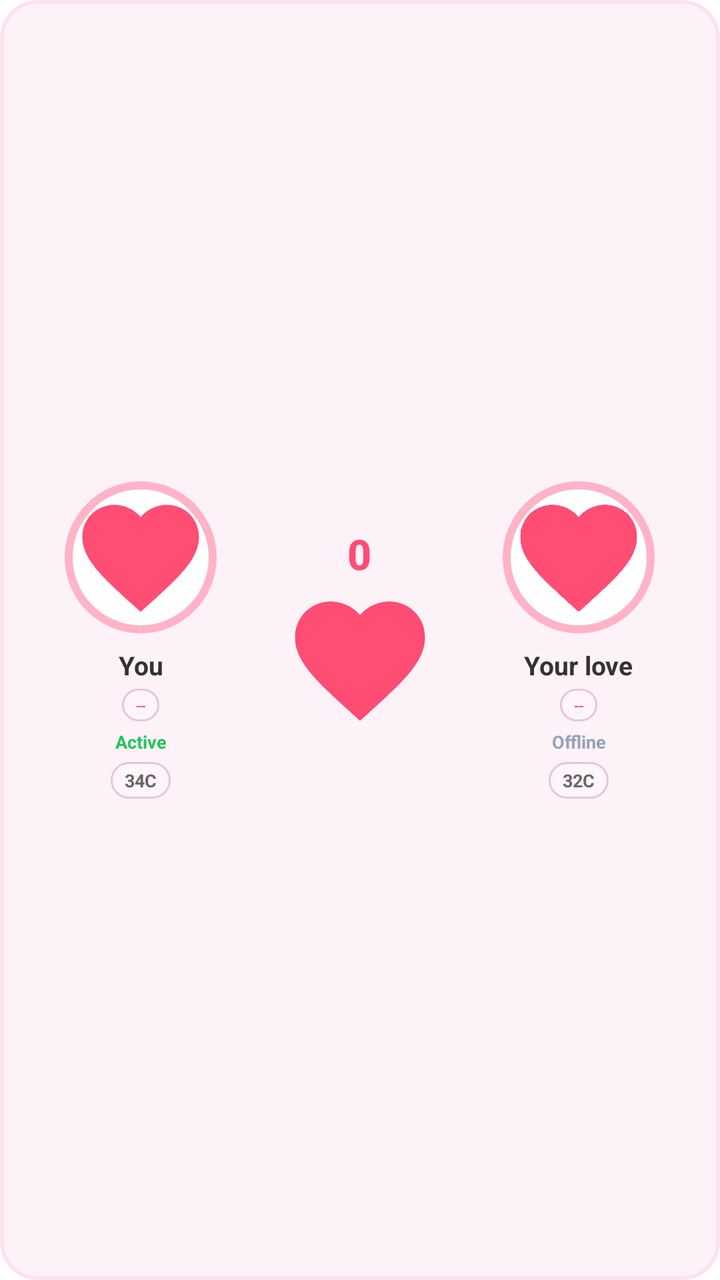
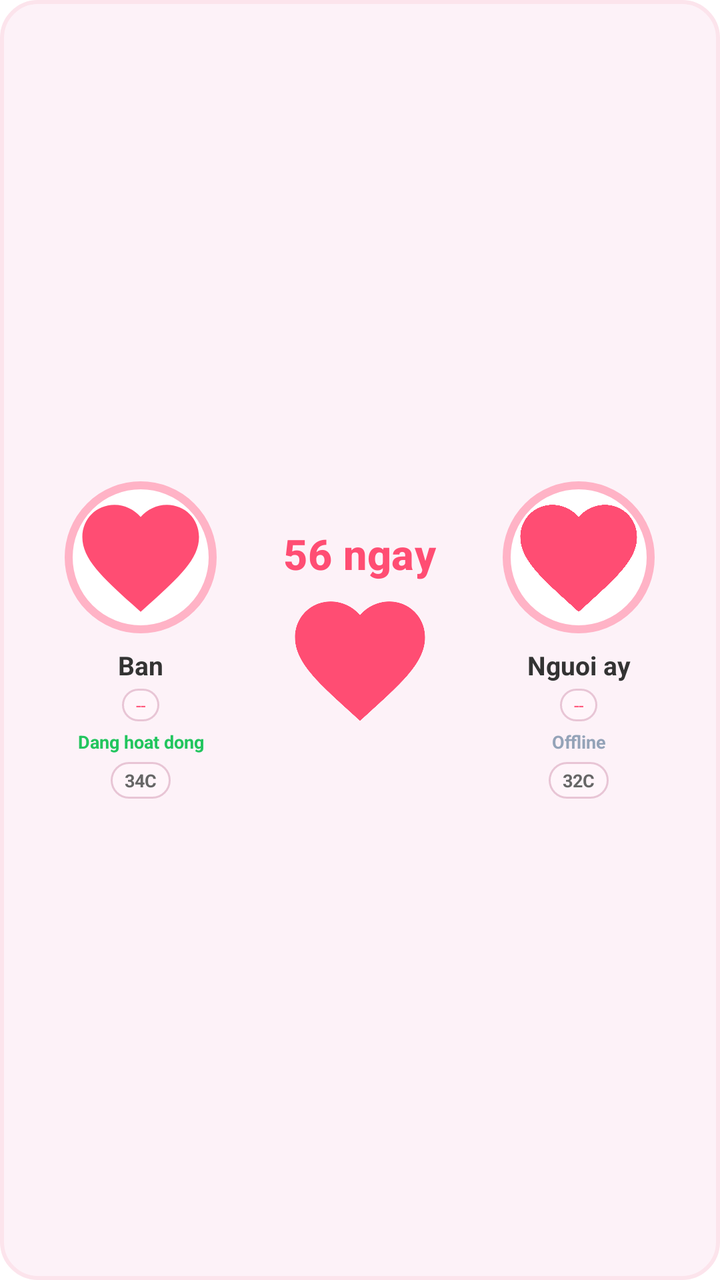

An Android layout rendered at two revisions. The XML below is the earlier revision; the diff shows what the commit changed to produce the second picture.
<!-- AndroidManifest.xml: fallback theme Theme.MaterialComponents.DayNight.NoActionBar -->
<!-- res/layout/widget_couple.xml -->
<?xml version="1.0" encoding="utf-8"?>
<RelativeLayout xmlns:android="http://schemas.android.com/apk/res/android"
    android:id="@+id/widget_root"
    android:layout_width="match_parent"
    android:layout_height="match_parent"
    android:background="@drawable/widget_bg"
    android:padding="4dp">

    <ImageView
        android:id="@+id/iv_widget_background"
        android:layout_width="match_parent"
        android:layout_height="match_parent"
        android:adjustViewBounds="false"
        android:contentDescription="@null"
        android:scaleType="fitXY"
        android:visibility="gone" />

    <ImageView
        android:id="@+id/iv_event_badge"
        android:layout_width="88dp"
        android:layout_height="28dp"
        android:layout_alignParentTop="true"
        android:layout_alignParentEnd="true"
        android:layout_marginTop="6dp"
        android:layout_marginEnd="6dp"
        android:adjustViewBounds="false"
        android:contentDescription="@null"
        android:scaleType="fitXY"
        android:visibility="gone" />

    <LinearLayout
        android:id="@+id/classic_mode_block"
        android:layout_width="match_parent"
        android:layout_height="match_parent"
        android:layout_centerInParent="true"
        android:gravity="center_vertical"
        android:orientation="horizontal">

        <LinearLayout
            android:layout_width="0dp"
            android:layout_height="wrap_content"
            android:layout_weight="1"
            android:gravity="center"
            android:orientation="vertical">

            <FrameLayout
                android:layout_width="76dp"
                android:layout_height="76dp"
                android:background="@drawable/widget_avatar_border"
                android:padding="3dp">

                <ImageView
                    android:id="@+id/iv_avatar_1"
                    android:layout_width="match_parent"
                    android:layout_height="match_parent"
                    android:scaleType="centerCrop"
                    android:src="@drawable/ic_heart" />
            </FrameLayout>

            <TextView
                android:id="@+id/tv_name_1"
                android:layout_width="wrap_content"
                android:layout_height="wrap_content"
                android:layout_marginTop="7dp"
                android:ellipsize="end"
                android:singleLine="true"
                android:text="@string/widget_default_me"
                android:textColor="#333333"
                android:textSize="13sp"
                android:textStyle="bold" />

            <TextView
                android:id="@+id/tv_stars_1"
                android:layout_width="wrap_content"
                android:layout_height="wrap_content"
                android:layout_marginTop="3dp"
                android:background="@drawable/widget_chip_bg"
                android:ellipsize="end"
                android:paddingLeft="7dp"
                android:paddingTop="2dp"
                android:paddingRight="7dp"
                android:paddingBottom="2dp"
                android:singleLine="true"
                android:text="--"
                android:textColor="#FF4D73"
                android:textSize="9sp" />

            <TextView
                android:id="@+id/tv_status_1"
                android:layout_width="match_parent"
                android:layout_height="wrap_content"
                android:layout_marginTop="4dp"
                android:ellipsize="end"
                android:gravity="center"
                android:maxLines="1"
                android:text="@string/widget_sleep_time_active"
                android:textColor="#22C55E"
                android:textSize="9sp"
                android:textStyle="bold" />

            <TextView
                android:id="@+id/tv_weather_1"
                android:layout_width="wrap_content"
                android:layout_height="wrap_content"
                android:layout_marginTop="4dp"
                android:background="@drawable/widget_chip_bg"
                android:ellipsize="end"
                android:gravity="center"
                android:paddingLeft="7dp"
                android:paddingTop="3dp"
                android:paddingRight="7dp"
                android:paddingBottom="3dp"
                android:singleLine="true"
                android:text="34C"
                android:textColor="#666666"
                android:textSize="9sp"
                android:textStyle="bold" />
        </LinearLayout>

        <LinearLayout
            android:layout_width="wrap_content"
            android:layout_height="wrap_content"
            android:gravity="center"
            android:orientation="vertical"
            android:paddingLeft="4dp"
            android:paddingRight="4dp">

            <TextView
                android:id="@+id/tv_days"
                android:layout_width="wrap_content"
                android:layout_height="wrap_content"
                android:layout_marginBottom="1dp"
                android:ellipsize="end"
                android:fontFamily="sans-serif-medium"
                android:gravity="center_horizontal"
                android:includeFontPadding="false"
                android:letterSpacing="0.01"
                android:maxLines="2"
                android:singleLine="false"
                android:text="0"
                android:textColor="#FF4D73"
                android:textSize="21sp"
                android:textStyle="bold" />

            <FrameLayout
                android:id="@+id/heart_cluster_slot"
                android:layout_width="78dp"
                android:layout_height="78dp"
                android:layout_marginBottom="5dp">

                <ImageView
                    android:id="@+id/iv_heart_cluster"
                    android:layout_width="match_parent"
                    android:layout_height="match_parent"
                    android:adjustViewBounds="true"
                    android:contentDescription="@null"
                    android:scaleType="fitCenter"
                    android:src="@drawable/ic_heart" />
            </FrameLayout>

            <ImageView
                android:id="@+id/diary_preview"
                android:layout_width="56dp"
                android:layout_height="82dp"
                android:adjustViewBounds="false"
                android:contentDescription="@null"
                android:scaleType="centerCrop"
                android:visibility="gone" />
        </LinearLayout>

        <LinearLayout
            android:layout_width="0dp"
            android:layout_height="wrap_content"
            android:layout_weight="1"
            android:gravity="center"
            android:orientation="vertical">

            <FrameLayout
                android:layout_width="76dp"
                android:layout_height="76dp"
                android:background="@drawable/widget_avatar_border"
                android:padding="3dp">

                <ImageView
                    android:id="@+id/iv_avatar_2"
                    android:layout_width="match_parent"
                    android:layout_height="match_parent"
                    android:scaleType="centerCrop"
                    android:src="@drawable/ic_heart" />
            </FrameLayout>

            <TextView
                android:id="@+id/tv_name_2"
                android:layout_width="wrap_content"
                android:layout_height="wrap_content"
                android:layout_marginTop="7dp"
                android:ellipsize="end"
                android:singleLine="true"
                android:text="@string/widget_default_partner"
                android:textColor="#333333"
                android:textSize="13sp"
                android:textStyle="bold" />

            <TextView
                android:id="@+id/tv_stars_2"
                android:layout_width="wrap_content"
                android:layout_height="wrap_content"
                android:layout_marginTop="3dp"
                android:background="@drawable/widget_chip_bg"
                android:ellipsize="end"
                android:paddingLeft="7dp"
                android:paddingTop="2dp"
                android:paddingRight="7dp"
                android:paddingBottom="2dp"
                android:singleLine="true"
                android:text="--"
                android:textColor="#FF4D73"
                android:textSize="9sp" />

            <TextView
                android:id="@+id/tv_status_2"
                android:layout_width="match_parent"
                android:layout_height="wrap_content"
                android:layout_marginTop="4dp"
                android:ellipsize="end"
                android:gravity="center"
                android:maxLines="1"
                android:text="Offline"
                android:textColor="#94A3B8"
                android:textSize="9sp"
                android:textStyle="bold" />

            <TextView
                android:id="@+id/tv_weather_2"
                android:layout_width="wrap_content"
                android:layout_height="wrap_content"
                android:layout_marginTop="4dp"
                android:background="@drawable/widget_chip_bg"
                android:ellipsize="end"
                android:gravity="center"
                android:paddingLeft="7dp"
                android:paddingTop="3dp"
                android:paddingRight="7dp"
                android:paddingBottom="3dp"
                android:singleLine="true"
                android:text="32C"
                android:textColor="#666666"
                android:textSize="9sp"
                android:textStyle="bold" />
        </LinearLayout>

    </LinearLayout>

    <LinearLayout
        android:id="@+id/countdown_mode_block"
        android:layout_width="match_parent"
        android:layout_height="match_parent"
        android:gravity="center"
        android:orientation="vertical"
        android:paddingLeft="18dp"
        android:paddingTop="14dp"
        android:paddingRight="18dp"
        android:paddingBottom="14dp"
        android:visibility="gone">

        <LinearLayout
            android:layout_width="wrap_content"
            android:layout_height="wrap_content"
            android:gravity="center"
            android:orientation="horizontal">

            <FrameLayout
                android:layout_width="54dp"
                android:layout_height="54dp"
                android:background="@drawable/widget_avatar_border"
                android:padding="3dp">

                <ImageView
                    android:id="@+id/iv_avatar_1_countdown"
                    android:layout_width="match_parent"
                    android:layout_height="match_parent"
                    android:scaleType="centerCrop"
                    android:src="@drawable/ic_heart" />
            </FrameLayout>

            <ImageView
                android:id="@+id/iv_countdown_heart"
                android:layout_width="24dp"
                android:layout_height="24dp"
                android:layout_marginLeft="10dp"
                android:layout_marginRight="10dp"
                android:adjustViewBounds="true"
                android:contentDescription="@null"
                android:scaleType="fitCenter"
                android:src="@drawable/ic_heart" />

            <FrameLayout
                android:layout_width="54dp"
                android:layout_height="54dp"
                android:background="@drawable/widget_avatar_border"
                android:padding="3dp">

                <ImageView
                    android:id="@+id/iv_avatar_2_countdown"
                    android:layout_width="match_parent"
                    android:layout_height="match_parent"
                    android:scaleType="centerCrop"
                    android:src="@drawable/ic_heart" />
            </FrameLayout>
        </LinearLayout>

        <TextView
            android:id="@+id/tv_days_countdown"
            android:layout_width="wrap_content"
            android:layout_height="wrap_content"
            android:layout_marginTop="14dp"
            android:fontFamily="sans-serif-medium"
            android:gravity="center"
            android:includeFontPadding="false"
            android:text="56"
            android:textColor="#FF4D73"
            android:textSize="34sp"
            android:textStyle="bold" />

        <TextView
            android:id="@+id/tv_days_countdown_unit"
            android:layout_width="wrap_content"
            android:layout_height="wrap_content"
            android:layout_marginTop="2dp"
            android:text="@string/widget_days_unit"
            android:textColor="#FF4D73"
            android:textSize="12sp"
            android:textStyle="bold" />

        <TextView
            android:id="@+id/tv_love_date"
            android:layout_width="wrap_content"
            android:layout_height="wrap_content"
            android:layout_marginTop="10dp"
            android:gravity="center"
            android:text=""
            android:textColor="#5B6470"
            android:textSize="12sp"
            android:textStyle="bold" />
    </LinearLayout>
</RelativeLayout>
<!-- resources referenced by this layout -->
<resources>
  <!-- drawable ic_heart (drawable) -->
  <vector xmlns:android="http://schemas.android.com/apk/res/android"
      android:width="24dp"
      android:height="24dp"
      android:viewportWidth="24"
      android:viewportHeight="24">
    <path
        android:fillColor="#FF4D73"
        android:pathData="M12,21.35l-1.45,-1.32C5.4,15.36 2,12.28 2,8.5 2,5.42 4.42,3 7.5,3c1.74,0 3.41,0.81 4.5,2.09C13.09,3.81 14.76,3 16.5,3 19.58,3 22,5.42 22,8.5c0,3.78 -3.4,6.86 -8.55,11.54L12,21.35z"/>
  </vector>
  <!-- drawable widget_avatar_border (drawable) -->
  <?xml version="1.0" encoding="utf-8"?>
  <shape xmlns:android="http://schemas.android.com/apk/res/android"
      android:shape="oval">
      <solid android:color="#FFFFFF" />
      <stroke android:width="4dp" android:color="#FFB3C6" />
  </shape>
  <!-- drawable widget_bg (drawable) -->
  <?xml version="1.0" encoding="utf-8"?>
  <shape xmlns:android="http://schemas.android.com/apk/res/android">
      <solid android:color="#FDF2F8" />
      <corners android:radius="18dp" />
      <stroke android:width="2dp" android:color="#FCE4EC" />
  </shape>
  <!-- drawable widget_chip_bg (drawable) -->
  <?xml version="1.0" encoding="utf-8"?>
  <shape xmlns:android="http://schemas.android.com/apk/res/android"
      android:shape="rectangle">
      <solid android:color="#FFF5FA" />
      <corners android:radius="14dp" />
      <stroke android:width="1dp" android:color="#E8C5D5" />
  </shape>
  <string name="widget_days_unit">days</string>
  <string name="widget_default_me">You</string>
  <string name="widget_default_partner">Your love</string>
  <string name="widget_sleep_time_active">Active</string>
</resources>

<!-- the commit's change to res/layout/widget_couple.xml (unified diff, before → after) -->
@@ -64,7 +64,7 @@
                 android:layout_marginTop="7dp"
                 android:ellipsize="end"
                 android:singleLine="true"
-                android:text="@string/widget_default_me"
+                android:text="Ban"
                 android:textColor="#333333"
                 android:textSize="13sp"
                 android:textStyle="bold" />
@@ -93,7 +93,7 @@
                 android:ellipsize="end"
                 android:gravity="center"
                 android:maxLines="1"
-                android:text="@string/widget_sleep_time_active"
+                android:text="Dang hoat dong"
                 android:textColor="#22C55E"
                 android:textSize="9sp"
                 android:textStyle="bold" />
@@ -137,7 +137,7 @@
                 android:letterSpacing="0.01"
                 android:maxLines="2"
                 android:singleLine="false"
-                android:text="0"
+                android:text="56 ngay"
                 android:textColor="#FF4D73"
                 android:textSize="21sp"
                 android:textStyle="bold" />
@@ -196,7 +196,7 @@
                 android:layout_marginTop="7dp"
                 android:ellipsize="end"
                 android:singleLine="true"
-                android:text="@string/widget_default_partner"
+                android:text="Nguoi ay"
                 android:textColor="#333333"
                 android:textSize="13sp"
                 android:textStyle="bold" />
@@ -327,7 +327,7 @@
             android:layout_width="wrap_content"
             android:layout_height="wrap_content"
             android:layout_marginTop="2dp"
-            android:text="@string/widget_days_unit"
+            android:text="ngay"
             android:textColor="#FF4D73"
             android:textSize="12sp"
             android:textStyle="bold" />
@@ -338,7 +338,7 @@
             android:layout_height="wrap_content"
             android:layout_marginTop="10dp"
             android:gravity="center"
-            android:text=""
+            android:text="Tu 01/01/2024"
             android:textColor="#5B6470"
             android:textSize="12sp"
             android:textStyle="bold" />
<!-- resource entries referenced after the edit -->
@@ -32,9 +32,5 @@
       <corners android:radius="14dp" />
       <stroke android:width="1dp" android:color="#E8C5D5" />
   </shape>
-  <string name="widget_days_unit">days</string>
-  <string name="widget_default_me">You</string>
-  <string name="widget_default_partner">Your love</string>
-  <string name="widget_sleep_time_active">Active</string>
 </resources>
 
